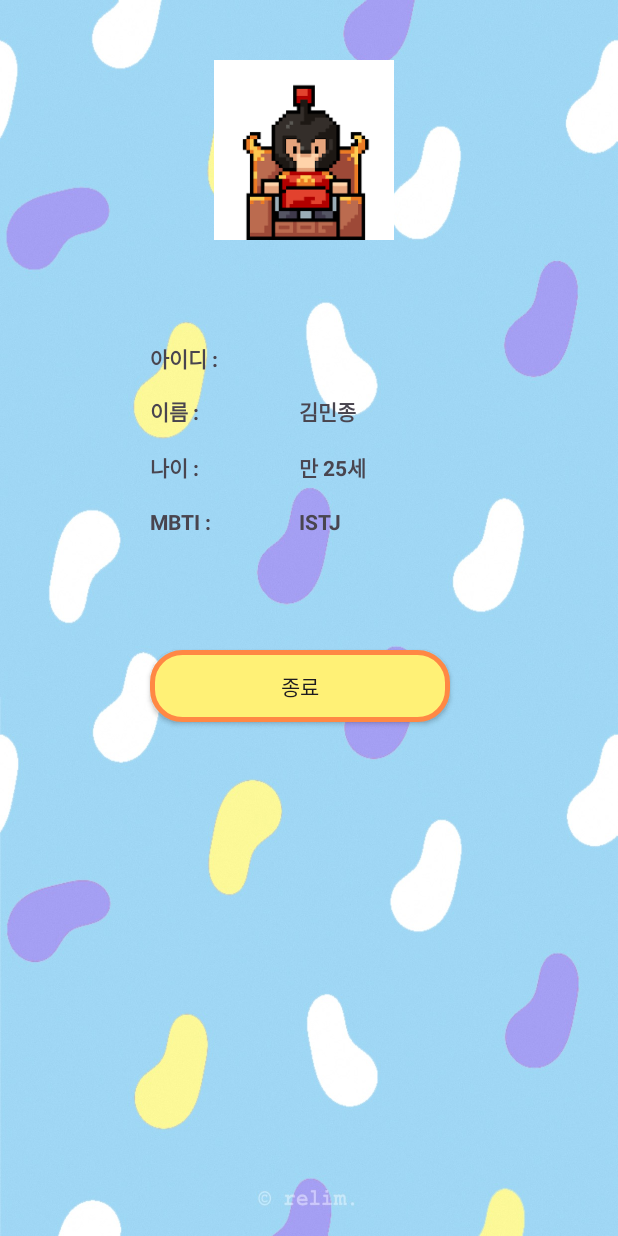
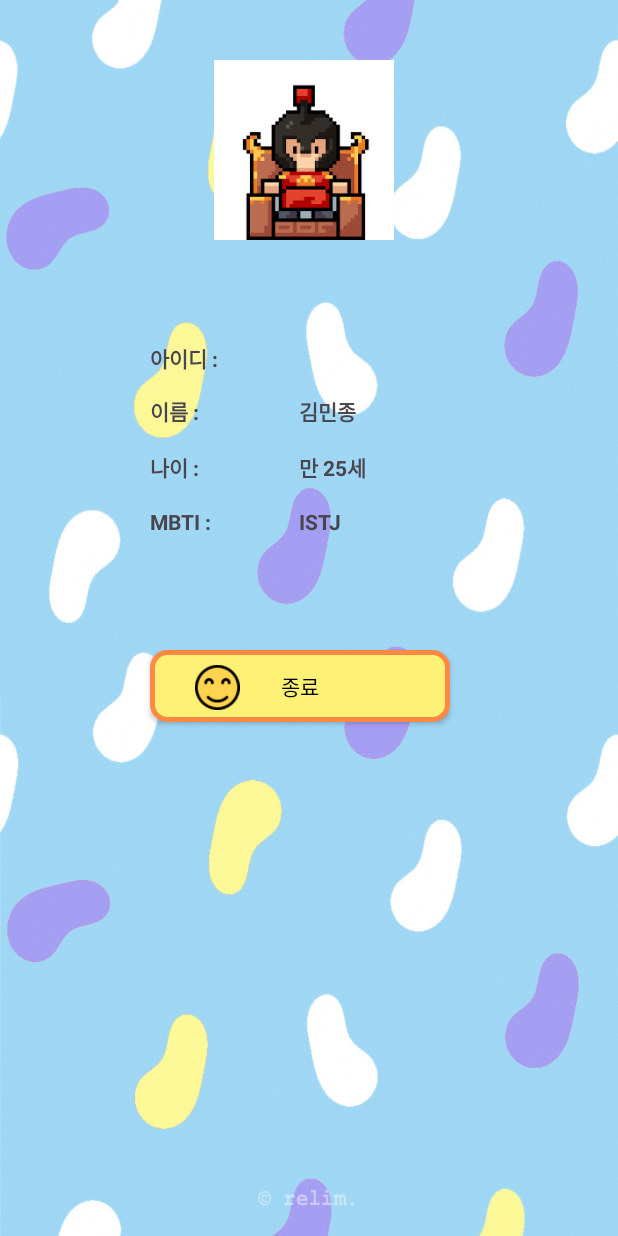
Before and after one commit to Kim-Min-Jong/nbcamp_android_basic, an Android app: the HomeActivity screen opened directly, with no data from a screen before it, on a phone screen of 412 x 824 dp. Run offline under Robolectric (Android 15) with nearby library versions, the phone set to English and light mode, and no system bars; 1 statement that could not run was skipped.

Commit message:
feat: 깜짝 도전과제 - 동적 버튼 디자인

```diff
--- /dev/null
+++ b/app/src/main/res/drawable/button_style_emoji.xml
@@ -0,0 +1,45 @@
+<?xml version="1.0" encoding="utf-8"?>
+<selector xmlns:android="http://schemas.android.com/apk/res/android">
+    <item android:state_pressed="false" >
+        <layer-list>
+            <item>
+                <shape android:shape="rectangle">
+                    <corners android:radius="10dp"/>
+                    <solid android:color="@color/yellow"/>
+                    <stroke android:color="@color/stroke"
+                        android:width="3dp"/>
+                </shape>
+            </item>
+            <item
+                android:width="30dp"
+                android:height="30dp"
+                android:drawable="@drawable/smile"
+                android:left="30dp"
+                android:top="10dp"
+                />
+
+        </layer-list>
+
+    </item>
+    <item android:state_pressed="true">
+        <layer-list>
+            <item>
+                <shape android:shape="rectangle">
+                    <corners android:radius="10dp"/>
+                    <solid android:color="@color/yellow_reverse"/>
+                    <stroke android:color="@color/stroke_reverse"
+                        android:width="3dp"/>
+                </shape>
+            </item>
+            <item
+                android:width="30dp"
+                android:height="30dp"
+                android:drawable="@drawable/sad"
+                android:left="30dp"
+                android:top="10dp"
+                />
+
+        </layer-list>
+
+    </item>
+</selector>
--- /dev/null
+++ b/app/src/main/res/drawable/text_color.xml
@@ -0,0 +1,5 @@
+<?xml version="1.0" encoding="utf-8"?>
+<selector xmlns:android="http://schemas.android.com/apk/res/android">
+    <item android:state_pressed="false" android:color="@color/black"/>
+    <item android:state_pressed="true" android:color="@color/white"/>
+</selector>
--- a/app/src/main/res/layout/activity_home.xml
+++ b/app/src/main/res/layout/activity_home.xml
@@ -104,12 +104,15 @@
         android:id="@+id/buttonEnd"
         android:layout_width="200dp"
         android:layout_height="wrap_content"
-        android:background="@drawable/button_style"
+        android:background="@drawable/button_style_emoji"
         android:text="@string/btn_end"
+        android:textColor="@drawable/text_color"
         app:layout_constraintBottom_toBottomOf="parent"
         app:layout_constraintEnd_toEndOf="parent"
         app:layout_constraintHorizontal_bias="0.473"
         app:layout_constraintStart_toStartOf="parent"
         app:layout_constraintTop_toBottomOf="@+id/textView12"
-        app:layout_constraintVertical_bias="0.181" />
+        app:layout_constraintVertical_bias="0.181" >
+
+    </androidx.appcompat.widget.AppCompatButton>
 </androidx.constraintlayout.widget.ConstraintLayout>
--- a/app/src/main/res/values/colors.xml
+++ b/app/src/main/res/values/colors.xml
@@ -5,5 +5,7 @@
     <color name="gray">#FFbdbdbd</color>
     <color name="error">#B62B2B</color>
     <color name="yellow">#FFFFF176</color>
+    <color name="yellow_reverse">#FF176FFF</color>
     <color name="stroke">#FFFF8844</color>
+    <color name="stroke_reverse">#FF844FF8</color>
 </resources>
```
Also changed, not shown: app/src/main/res/drawable/sad.png (added), app/src/main/res/drawable/smile.png (added).
